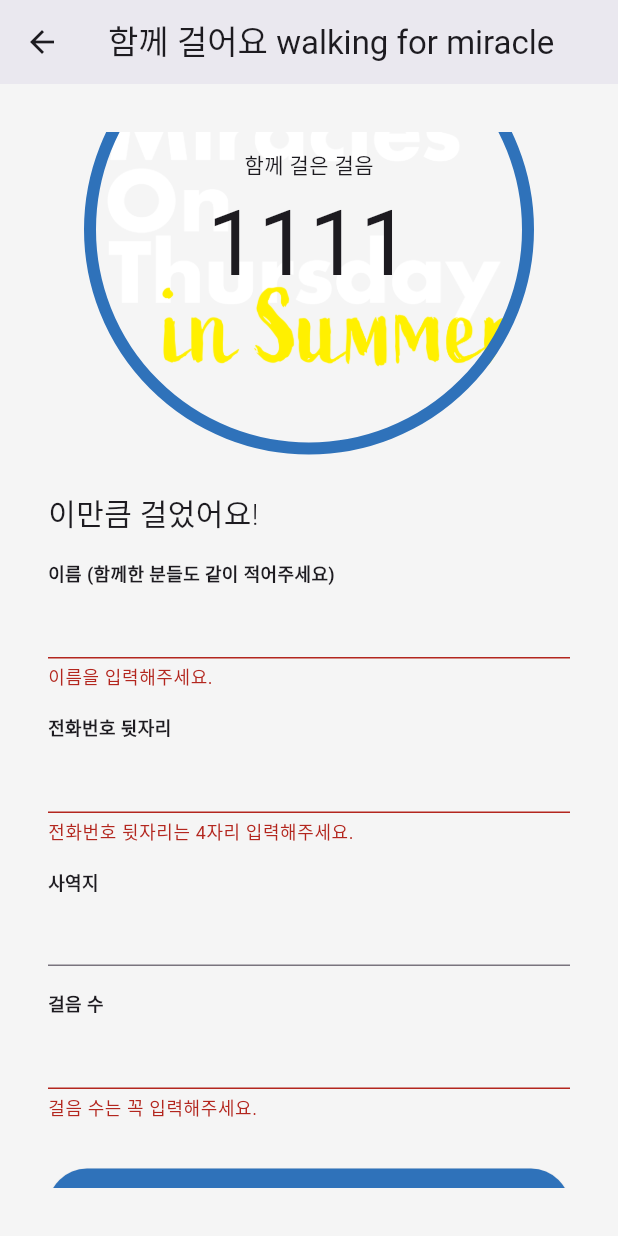
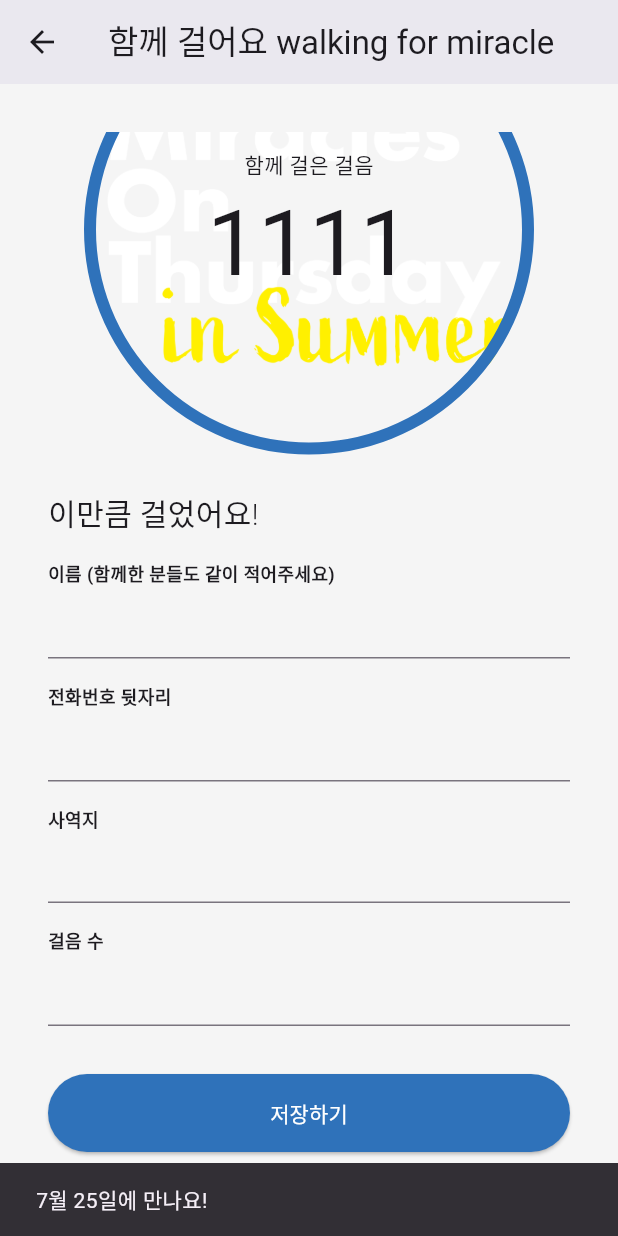
Before and after one commit to kiwi-choe/motd, a Flutter app: the W4mDetailScreen screen opened directly, scrolled down 85 dp, after a tap on "저장하기", on a phone screen of 412 x 824 dp. Run offline on Flutter 3.47's test engine with Material 3 defaults, Android fonts, the phone set to English and light mode, and no system bars; our stand-ins replace cached_network_image, cloud_firestore, firebase_core, firebase_storage, image_picker, logger and 1 more; accounts and stored records are empty; generated files the repository leaves out were written again; Roboto replaces fonts that are missing (Pretendard); project files that could hold a hidden picture were left out.

Commit message:
안되는 기능 막아놓기

```diff
--- a/lib/widget/input_walking_count.dart
+++ b/lib/widget/input_walking_count.dart
@@ -156,28 +156,34 @@ class _InputWalkingCountState extends State<InputWalkingCount> {
         backgroundColor: const Color(0xFF2f72ba),
       ),
       onPressed: () {
+        ScaffoldMessenger.of(context).showSnackBar(
+          const SnackBar(
+            content: Text('7월 25일에 만나요!'),
+          ),
+        );
+        // todo test완료후 풀기
         // Validate returns true if the form is valid, or false otherwise.
-        if (_formKey.currentState!.validate()) {
-          // save validated values
-          _formKey.currentState?.save();
+        // if (_formKey.currentState!.validate()) {
+        //   // save validated values
+        //   _formKey.currentState?.save();
 
-          W4mService().postWalkLog(
-            W4mModel(
-              name: name,
-              phoneNumber: phoneNumber,
-              place: place,
-              walkCount: walkCount,
-            ),
-          );
+        //   W4mService().postWalkLog(
+        //     W4mModel(
+        //       name: name,
+        //       phoneNumber: phoneNumber,
+        //       place: place,
+        //       walkCount: walkCount,
+        //     ),
+        //   );
 
-          // If the form is valid, display a snackbar. In the real world,
-          // you'd often call a server or save the information in a database.
-          ScaffoldMessenger.of(context).showSnackBar(
-            const SnackBar(
-              content: Text('저장완료!'),
-            ),
-          );
-        }
+        //   // If the form is valid, display a snackbar. In the real world,
+        //   // you'd often call a server or save the information in a database.
+        //   ScaffoldMessenger.of(context).showSnackBar(
+        //     const SnackBar(
+        //       content: Text('저장 완료!'),
+        //     ),
+        //   );
+        // }
       },
       child: const Padding(
         padding: EdgeInsets.symmetric(vertical: 16.0),
```
